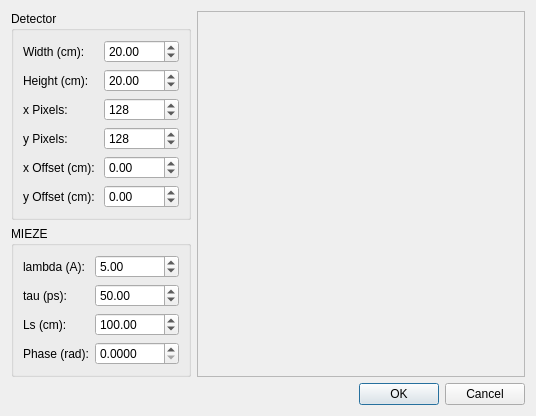
Old version of the form ui/psd_phase.ui in the repository tweber-ill/frm_mirror-miezetools.
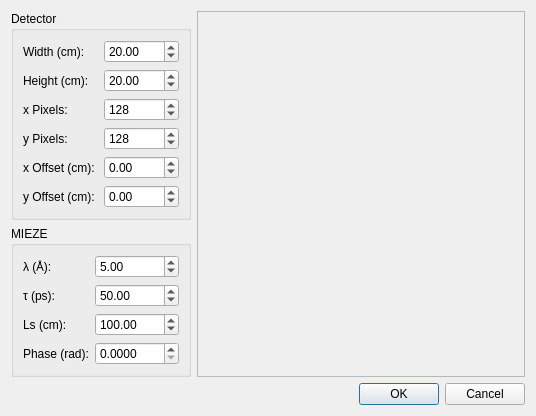
New version of the form.

```diff
--- a/ui/psd_phase.ui
+++ b/ui/psd_phase.ui
@@ -7,7 +7,7 @@
     <x>0</x>
     <y>0</y>
     <width>536</width>
-    <height>345</height>
+    <height>367</height>
    </rect>
   </property>
   <property name="windowTitle">
@@ -177,7 +177,7 @@
       <item row="0" column="0">
        <widget class="QLabel" name="label_7">
         <property name="text">
-         <string>lambda (A):</string>
+         <string>λ (Å):</string>
         </property>
        </widget>
       </item>
@@ -200,7 +200,7 @@
       <item row="1" column="0">
        <widget class="QLabel" name="label_6">
         <property name="text">
-         <string>tau (ps):</string>
+         <string>τ (ps):</string>
         </property>
        </widget>
       </item>
```
